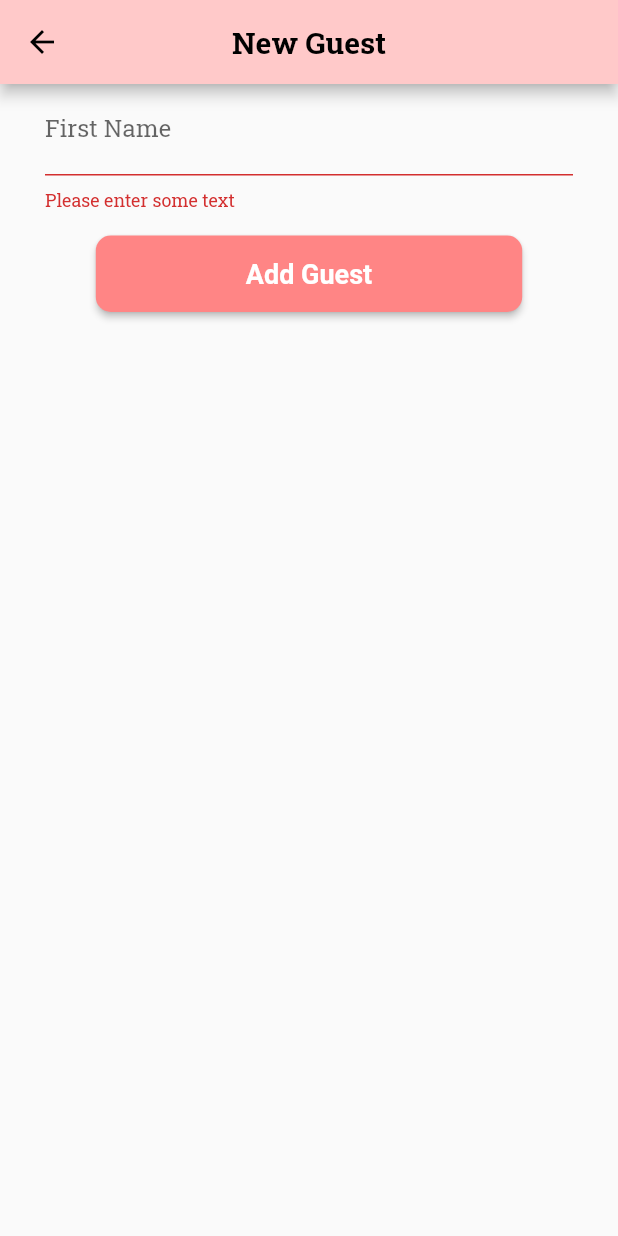
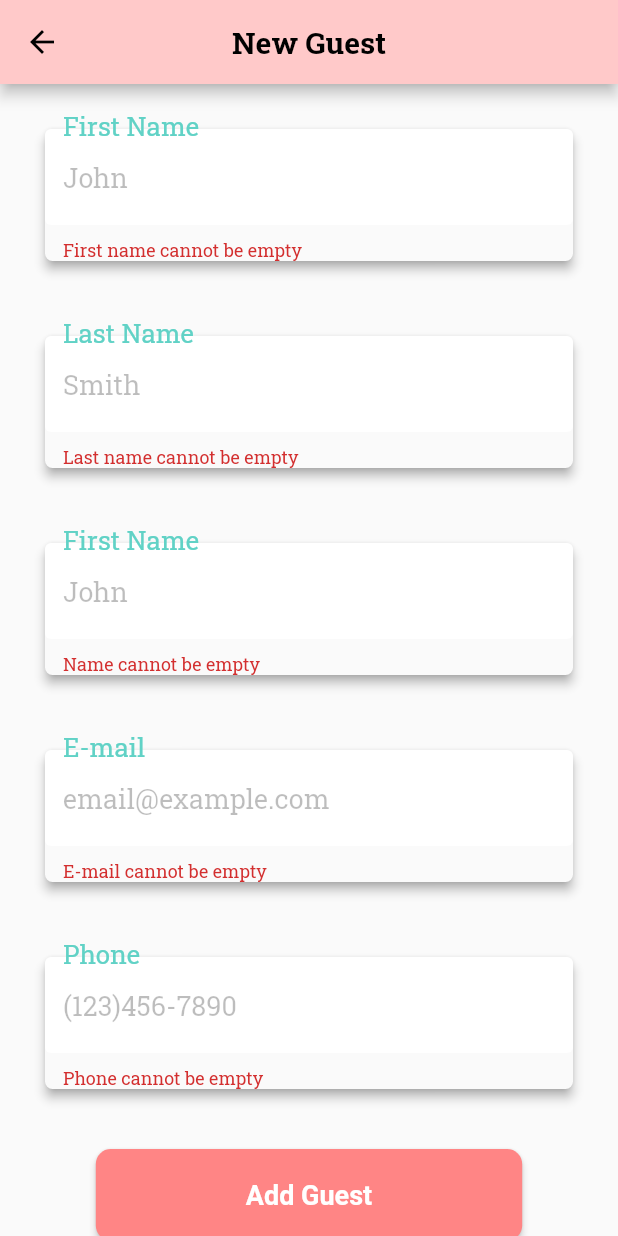
Before and after one commit to oyousef25/LoveBirdsApp, a Flutter app: the AddGuestScreen screen opened directly, after a tap on "Add Guest", on a phone screen of 412 x 824 dp. Run offline on Flutter 3.47's test engine with Material 2 defaults, Android fonts, the phone set to English and light mode, and no system bars.

Commit message:
#3 #34 Add more UI elements to new guest page and app theme *Add guest page now has more form elements *App theme changed to teal

```diff
--- a/lib/guests.dart
+++ b/lib/guests.dart
@@ -316,21 +316,138 @@ class AddGuestScreen extends StatelessWidget {
           key: _guestFormKey,
           child: Column(
             children: <Widget>[
-              TextFormField(
+              Padding(padding: EdgeInsets.symmetric(vertical: 15.0)),
+              Material(
+                shadowColor: Colors.grey,
+                elevation: 3.0,
+                borderRadius: BorderRadius.all(Radius.circular(5.0)),
+                child: TextFormField(
                   decoration: const InputDecoration(
+                    border: OutlineInputBorder(
+                      borderSide: BorderSide.none,
+                    ),
                     labelText: 'First Name',
-
+                    floatingLabelBehavior: FloatingLabelBehavior.always,
+                    labelStyle: Constants.formLabelStyle,
                     hintText: 'John',
+                    hintStyle: Constants.formHintStyle,
+                    fillColor: Colors.white,
+                    filled: true,
                   ),
                   validator: (String? value) {
                     if (value == null || value.isEmpty) {
-                    return 'Please enter some text';
+                      return 'First name cannot be empty';
                     }
                     return null;
                   },
                 ),
+              ),
+              Padding(padding: EdgeInsets.symmetric(vertical: 25.0)),
+              Material(
+                shadowColor: Colors.grey,
+                elevation: 3.0,
+                borderRadius: BorderRadius.all(Radius.circular(5.0)),
+                child: TextFormField(
+                  decoration: const InputDecoration(
+                    border: OutlineInputBorder(
+                      borderSide: BorderSide.none,
+                    ),
+                    labelText: 'Last Name',
+                    floatingLabelBehavior: FloatingLabelBehavior.always,
+                    labelStyle: Constants.formLabelStyle,
+                    hintText: 'Smith',
+                    hintStyle: Constants.formHintStyle,
+                    fillColor: Colors.white,
+                    filled: true,
+                  ),
+                  validator: (String? value) {
+                    if (value == null || value.isEmpty) {
+                      return 'Last name cannot be empty';
+                    }
+                    return null;
+                  },
+                ),
+              ),
+              Padding(padding: EdgeInsets.symmetric(vertical: 25.0)),
+              Material(
+                shadowColor: Colors.grey,
+                elevation: 3.0,
+                borderRadius: BorderRadius.all(Radius.circular(5.0)),
+                child: TextFormField(
+                  decoration: const InputDecoration(
+                    border: OutlineInputBorder(
+                      borderSide: BorderSide.none,
+                    ),
+                    labelText: 'First Name',
+                    floatingLabelBehavior: FloatingLabelBehavior.always,
+                    labelStyle: Constants.formLabelStyle,
+                    hintText: 'John',
+                    hintStyle: Constants.formHintStyle,
+                    fillColor: Colors.white,
+                    filled: true,
+                  ),
+                  validator: (String? value) {
+                    if (value == null || value.isEmpty) {
+                      return 'Name cannot be empty';
+                    }
+                    return null;
+                  },
+                ),
+              ),
+              Padding(padding: EdgeInsets.symmetric(vertical: 25.0)),
+              Material(
+                shadowColor: Colors.grey,
+                elevation: 3.0,
+                borderRadius: BorderRadius.all(Radius.circular(5.0)),
+                child: TextFormField(
+                  decoration: const InputDecoration(
+                    border: OutlineInputBorder(
+                      borderSide: BorderSide.none,
+                    ),
+                    labelText: 'E-mail',
+                    floatingLabelBehavior: FloatingLabelBehavior.always,
+                    labelStyle: Constants.formLabelStyle,
+                    hintText: 'email@example.com',
+                    hintStyle: Constants.formHintStyle,
+                    fillColor: Colors.white,
+                    filled: true,
+                  ),
+                  validator: (String? value) {
+                    if (value == null || value.isEmpty) {
+                      return 'E-mail cannot be empty';
+                    }
+                    return null;
+                  },
+                ),
+              ),
+              Padding(padding: EdgeInsets.symmetric(vertical: 25.0)),
+              Material(
+                shadowColor: Colors.grey,
+                elevation: 3.0,
+                borderRadius: BorderRadius.all(Radius.circular(5.0)),
+                child: TextFormField(
+                  decoration: const InputDecoration(
+                    border: OutlineInputBorder(
+                      borderSide: BorderSide.none,
+                    ),
+                    labelText: 'Phone',
+                    floatingLabelBehavior: FloatingLabelBehavior.always,
+                    labelStyle: Constants.formLabelStyle,
+                    hintText: '(123)456-7890',
+                    hintStyle: Constants.formHintStyle,
+                    fillColor: Colors.white,
+                    filled: true,
+                  ),
+                  validator: (String? value) {
+                    if (value == null || value.isEmpty) {
+                      return 'Phone cannot be empty';
+                    }
+                    return null;
+                  },
+                ),
+              ),
               Padding(
-                padding: const EdgeInsets.symmetric(vertical: 16.0),
+                padding: const EdgeInsets.symmetric(vertical: 40.0),
                 child: ElevatedButton(
                     onPressed: () {
                       // Validate will return true if the form is valid, or false if
@@ -347,7 +464,7 @@ class AddGuestScreen extends StatelessWidget {
                         ),
                       ),
                       backgroundColor: MaterialStateProperty.all<Color>(Constants.buttonRed),
-                      padding: MaterialStateProperty.all<EdgeInsets>(EdgeInsets.symmetric(vertical: 15.0, horizontal: 100.0)),
+                      padding: MaterialStateProperty.all<EdgeInsets>(EdgeInsets.symmetric(vertical: 20.0, horizontal: 100.0)),
                     )
                 ),
               ),
--- a/lib/helper/constants.dart
+++ b/lib/helper/constants.dart
@@ -31,18 +31,18 @@ class Constants {
 
   /// Material color
   static Map<int, Color> materialSwatchMap = {
-    50: Color.fromRGBO(lightPrimary.red, lightPrimary.green, lightPrimary.blue, 0.05),
-    100: Color.fromRGBO(lightPrimary.red, lightPrimary.green, lightPrimary.blue, 0.1),
-    200: Color.fromRGBO(lightPrimary.red, lightPrimary.green, lightPrimary.blue, 0.2),
-    300: Color.fromRGBO(lightPrimary.red, lightPrimary.green, lightPrimary.blue, 0.3),
-    400: Color.fromRGBO(lightPrimary.red, lightPrimary.green, lightPrimary.blue, 0.4),
-    500: Color.fromRGBO(lightPrimary.red, lightPrimary.green, lightPrimary.blue, 0.5),
-    600: Color.fromRGBO(lightPrimary.red, lightPrimary.green, lightPrimary.blue, 0.6),
-    700: Color.fromRGBO(lightPrimary.red, lightPrimary.green, lightPrimary.blue, 0.7),
-    800: Color.fromRGBO(lightPrimary.red, lightPrimary.green, lightPrimary.blue, 0.8),
-    900: Color.fromRGBO(lightPrimary.red, lightPrimary.green, lightPrimary.blue, 0.9),
+    50: Color.fromRGBO(darkSecondary.red, darkSecondary.green, darkSecondary.blue, 0.05),
+    100: Color.fromRGBO(darkSecondary.red, darkSecondary.green, darkSecondary.blue, 0.1),
+    200: Color.fromRGBO(darkSecondary.red, darkSecondary.green, darkSecondary.blue, 0.2),
+    300: Color.fromRGBO(darkSecondary.red, darkSecondary.green, darkSecondary.blue, 0.3),
+    400: Color.fromRGBO(darkSecondary.red, darkSecondary.green, darkSecondary.blue, 0.4),
+    500: Color.fromRGBO(darkSecondary.red, darkSecondary.green, darkSecondary.blue, 0.5),
+    600: Color.fromRGBO(darkSecondary.red, darkSecondary.green, darkSecondary.blue, 0.6),
+    700: Color.fromRGBO(darkSecondary.red, darkSecondary.green, darkSecondary.blue, 0.7),
+    800: Color.fromRGBO(darkSecondary.red, darkSecondary.green, darkSecondary.blue, 0.8),
+    900: Color.fromRGBO(darkSecondary.red, darkSecondary.green, darkSecondary.blue, 0.9),
   };
-  static MaterialColor appMaterialSwatch = MaterialColor(lightPrimary.value, materialSwatchMap);
+  static MaterialColor appMaterialSwatch = MaterialColor(darkSecondary.value, materialSwatchMap);
 
   // Styles
   /// AppBar title TextStyle
@@ -67,6 +67,10 @@ class Constants {
   static const listSubtitleStyle = TextStyle(fontSize: 13, fontWeight: FontWeight.normal, color: subtitleColor);
   /// Title TextStyle
   static const title = TextStyle(fontWeight: FontWeight.bold, fontSize: 20.0);
+  /// Form label TextStyle
+  static const formLabelStyle = TextStyle(fontSize: 23, fontWeight: FontWeight.normal, color: darkSecondary);
+  /// Form hint TextStyle
+  static const formHintStyle = TextStyle(fontSize: 18, fontWeight: FontWeight.normal, color: Colors.black26);
 
   /// Budget Expense TextStyle
   static const budgetExpense = TextStyle(fontWeight: FontWeight.bold, fontSize: 24.0, color: darkSecondary);
```
Lines whose indentation alone changed are shown as unchanged.
